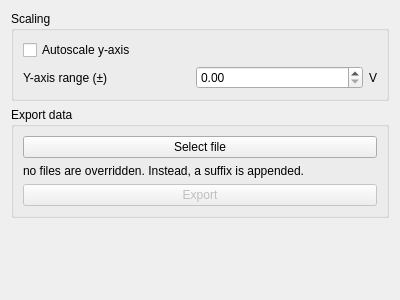
Before: the Qt Designer form linien/client/ui/view_panel.ui in linien-org/linien, drawn with Qt 5.
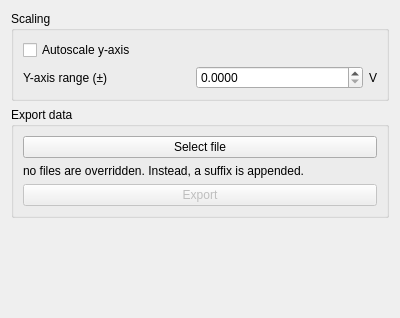
After: the same form once the commit is applied.

Commit message: allow smaller view scaling (closes #107)

```diff
--- a/linien/client/ui/view_panel.ui
+++ b/linien/client/ui/view_panel.ui
@@ -7,7 +7,7 @@
     <x>0</x>
     <y>0</y>
     <width>400</width>
-    <height>300</height>
+    <height>318</height>
    </rect>
   </property>
   <property name="windowTitle">
@@ -44,6 +44,9 @@
         </item>
         <item>
          <widget class="QDoubleSpinBox" name="y_axis_limit">
+          <property name="decimals">
+           <number>4</number>
+          </property>
           <property name="maximum">
            <double>1.000000000000000</double>
           </property>
```
The commit also changes 1 other file.
